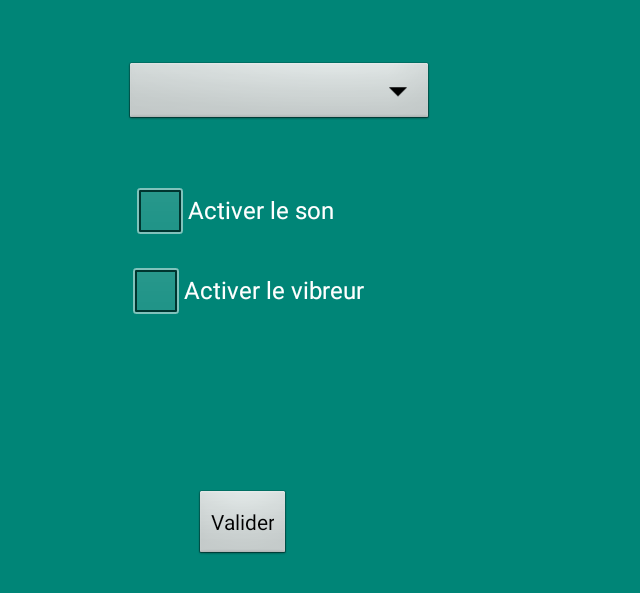
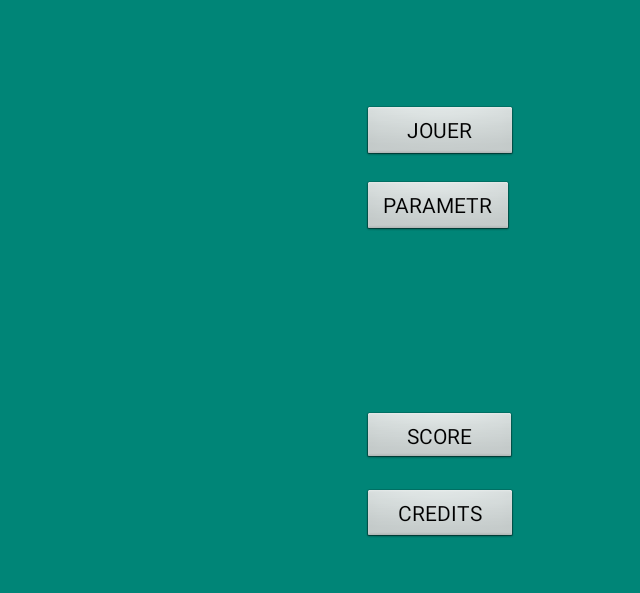
Before and after one commit to ZYoussef/MemoryGame, an Android app: the screen it shows after launch (MainActivity), on a phone screen of 824 x 412 dp (held sideways). Shown: the top 593 px of the screen, without its empty margins (178-818 px from the left). Run offline under Robolectric (Android 15) with nearby library versions, the phone set to English and light mode, and no system bars; Roboto replaces fonts that are not available here.

Commit message:
fragments : menu principale et crédits

```diff
--- a/app/src/main/java/memory/android/istia/memorygame/MainActivity.java
+++ b/app/src/main/java/memory/android/istia/memorygame/MainActivity.java
@@ -31,7 +31,7 @@ public class MainActivity extends FragmentActivity {
         NotificationServiceManager.init(getApplicationContext());
 
         //Affichage du menu principal
-        FragmentController.getInstance().openFragment(FragmentController.Fragments.SETTINGS);
+        FragmentController.getInstance().openFragment(FragmentController.Fragments.MAIN_MENU);
     }
 
 
--- /dev/null
+++ b/app/src/main/java/memory/android/istia/memorygame/fragments/MainMenuFragment.java
@@ -0,0 +1,76 @@
+package memory.android.istia.memorygame.fragments;
+
+
+import android.content.Context;
+import android.net.Uri;
+import android.os.Bundle;
+import android.support.v4.app.Fragment;
+import android.view.LayoutInflater;
+import android.view.View;
+import android.view.ViewGroup;
+import android.widget.Button;
+import memory.android.istia.memorygame.utils.FragmentController;
+
+import memory.android.istia.memorygame.R;
+
+/**
+ * Fragement du menu principale.
+ */
+public class MainMenuFragment extends Fragment implements View.OnClickListener {
+
+    private Button mPlayButton, mSettingButton, mScoreButton, mCreditButton;
+
+    public MainMenuFragment() {
+        // Required empty public constructor
+    }
+
+
+    @Override
+    public void onCreate(Bundle savedInstanceState) {
+        super.onCreate(savedInstanceState);
+    }
+
+    @Override
+    public View onCreateView(LayoutInflater inflater, ViewGroup container,
+                             Bundle savedInstanceState) {
+        // Inflate the layout for this fragment
+        View view = inflater.inflate(R.layout.fragment_main_menu, container, false);
+
+        mPlayButton = (Button) view.findViewById(R.id.playButton);
+        mSettingButton = (Button) view.findViewById(R.id.settingsButton);
+        mScoreButton= (Button) view.findViewById(R.id.scoreButton);
+        mCreditButton= (Button) view.findViewById(R.id.creditButton);
+
+        mPlayButton.setOnClickListener(this);
+        mSettingButton.setOnClickListener(this);
+        mScoreButton.setOnClickListener(this);
+        mCreditButton.setOnClickListener(this);
+
+        return view;
+    }
+
+
+
+
+    @Override
+    public void onClick(View v) {
+        switch (v.getId()) {
+            case R.id.playButton:
+                //TODO
+                break;
+            case R.id.settingsButton:
+                FragmentController.getInstance().openFragment(FragmentController.Fragments.SETTINGS);
+                break;
+            case R.id.scoreButton:
+                //TODO
+                break;
+            case R.id.creditButton:
+                FragmentController.getInstance().openFragment(FragmentController.Fragments.CREDITS);
+                break;
+
+
+        }
+    }
+
+
+}
--- a/app/src/main/java/memory/android/istia/memorygame/utils/FragmentController.java
+++ b/app/src/main/java/memory/android/istia/memorygame/utils/FragmentController.java
@@ -9,6 +9,8 @@ import java.util.ArrayList;
 import java.util.List;
 
 import memory.android.istia.memorygame.R;
+import memory.android.istia.memorygame.fragments.CreditsFragment;
+import memory.android.istia.memorygame.fragments.MainMenuFragment;
 import memory.android.istia.memorygame.fragments.SettingsFragment;
 
 /**
@@ -96,10 +98,10 @@ public class FragmentController {
 
     private Fragment getFragment(Fragments frag){
         switch(frag){
-           // case MAIN_MENU: return new MainMenuFragment();
+            case MAIN_MENU: return new MainMenuFragment();
             case SETTINGS: return new SettingsFragment();
-           // case SCORES: return new ScoresFragment();
-            //case CREDITS: return new CreditsFragment();
+            //case SCORES: return new ScoresFragment();
+            case CREDITS: return new CreditsFragment();
             //case GAME_PARAMETERS: return new GameParametersFragment();
             //case GAME: return new GameFragment();
             //case END_GAME: return new EndGameFragment();
--- /dev/null
+++ b/app/src/main/res/layout/fragment_main_menu.xml
@@ -0,0 +1,47 @@
+<?xml version="1.0" encoding="utf-8"?>
+<RelativeLayout xmlns:android="http://schemas.android.com/apk/res/android"
+    xmlns:tools="http://schemas.android.com/tools"
+    android:layout_width="match_parent"
+    android:layout_height="match_parent"
+    android:orientation="vertical"
+    tools:context=".fragments.MainMenuFragment">
+
+    <!-- TODO: Update blank fragment layout -->
+
+    <Button
+        android:id="@+id/playButton"
+        android:layout_width="104dp"
+        android:layout_height="38dp"
+        android:layout_alignParentTop="true"
+        android:layout_centerHorizontal="true"
+        android:layout_marginTop="70dp"
+        android:text="@string/play_uppercase"/>
+
+    <Button
+        android:id="@+id/settingsButton"
+        android:layout_width="101dp"
+        android:layout_height="38dp"
+        android:layout_alignStart="@+id/playButton"
+        android:layout_alignParentTop="true"
+        android:layout_marginTop="120dp"
+        android:text="@string/settings_uppercase"/>
+
+    <Button
+        android:id="@+id/scoreButton"
+        android:layout_width="103dp"
+        android:layout_height="36dp"
+        android:layout_alignStart="@+id/playButton"
+        android:layout_alignParentBottom="true"
+        android:layout_marginBottom="102dp"
+        android:text="@string/score_uppercase" />
+
+    <Button
+        android:id="@+id/creditButton"
+        android:layout_width="104dp"
+        android:layout_height="37dp"
+        android:layout_alignStart="@+id/playButton"
+        android:layout_alignParentBottom="true"
+        android:layout_marginStart="0dp"
+        android:layout_marginBottom="49dp"
+        android:text="@string/credits_uppercase" />
+</RelativeLayout>
--- a/app/src/main/res/values/strings.xml
+++ b/app/src/main/res/values/strings.xml
@@ -1,8 +1,14 @@
 <resources>
     <string name="app_name">MemoryGame</string>
-
-
+    <string name="play_uppercase">JOUER</string>
+    <string name="settings_uppercase">PARAMETRES</string>
+    <string name="score_uppercase">SCORE</string>
+    <string name="credits_uppercase">CREDITS</string>
     <string name="sound_settings">Activer le son</string>
     <string name="vibration_settings">Activer le vibreur</string>
     <string name="validate">Valider</string>
+
+
+    <!-- TODO: Remove or change this placeholder text -->
+    <string name="hello_blank_fragment">Hello blank fragment</string>
 </resources>
```
Also changed, not shown: app/src/main/java/memory/android/istia/memorygame/fragments/CreditsFragment.java (added, +40 -0 lines), app/src/main/res/layout/fragment_credits.xml (added, +19 -0 lines), 3 other files.
